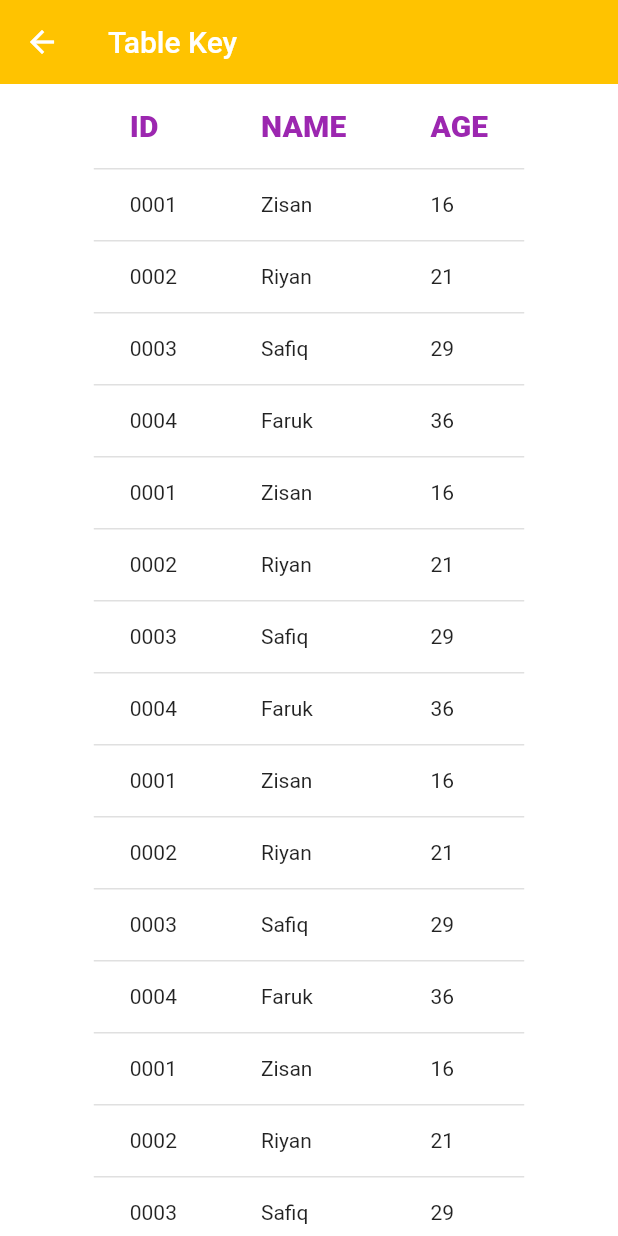
After one commit to reaperizy/chatbot_beras, a Flutter app: the screen it shows after launch, after a tap on "CHATBOT KEY", on a phone screen of 412 x 824 dp. The commit adds this screen. Run offline on Flutter 3.47's test engine with Material 2 defaults, Android fonts, the phone set to English and light mode, and no system bars; our stand-ins replace bubble, flutter_svg, google_fonts, lottie; missing offline and left inert: dialogflow_flutter; network calls fail.

Commit message:
menambahkan table key untuk chatbot

```diff
--- a/lib/components/login_signup_btn.dart
+++ b/lib/components/login_signup_btn.dart
@@ -2,6 +2,7 @@ import 'package:flutter/material.dart';
 import 'package:chatbot_beras/common/constant.dart';
 import 'package:chatbot_beras/screen/chatbot.dart';
 import 'package:chatbot_beras/screen/aboutme.dart';
+import 'package:chatbot_beras/screen/tablekey.dart';
 
 class LoginAndSignupBtn extends StatelessWidget {
   const LoginAndSignupBtn({
@@ -37,7 +38,7 @@ class LoginAndSignupBtn extends StatelessWidget {
               context,
               MaterialPageRoute(
                 builder: (context) {
-                  return const AboutPage();
+                  return const TableChatBotKey();
                 },
               ),
             );
@@ -45,8 +46,27 @@ class LoginAndSignupBtn extends StatelessWidget {
           style: ElevatedButton.styleFrom(
               primary: kPrimaryLightColor, elevation: 0),
           child: Text(
-            "About Me".toUpperCase(),
+            "Chatbot Key".toUpperCase(),
             style: const TextStyle(color: Colors.black),
+          ),
+        ),
+        const SizedBox(height: 16),
+        Hero(
+          tag: "login_btn",
+          child: ElevatedButton(
+            onPressed: () {
+              Navigator.push(
+                context,
+                MaterialPageRoute(
+                  builder: (context) {
+                    return const AboutPage();
+                  },
+                ),
+              );
+            },
+            child: Text(
+              "About Me".toUpperCase(),
+            ),
           ),
         ),
       ],
--- /dev/null
+++ b/lib/screen/tablekey.dart
@@ -0,0 +1,321 @@
+import 'package:flutter/material.dart';
+import 'package:chatbot_beras/common/constant.dart';
+
+class TableChatBotKey extends StatelessWidget {
+  const TableChatBotKey({Key? key}) : super(key: key);
+
+  @override
+  Widget build(BuildContext context) {
+    return Scaffold(
+      appBar: AppBar(
+        title: const Text('Table Key'),
+        backgroundColor: kPrimaryColor,
+        elevation: 0,
+      ),
+      body: Center(
+        child: DataTable(
+                  columns: const [
+                    DataColumn(
+                      label: Text('ID',
+                      style: TextStyle(
+                        fontSize: 20,
+                        fontWeight: FontWeight.w800,
+                        color: Colors.purple
+                      ),)
+                    ),
+                    DataColumn(
+                        label: Text('NAME',
+                          style: TextStyle(
+                              fontSize: 20,
+                              fontWeight: FontWeight.w800,
+                              color: Colors.purple
+                          ),)
+                    ),
+                    DataColumn(
+                        label: Text('AGE',
+                          style: TextStyle(
+                              fontSize: 20,
+                              fontWeight: FontWeight.w800,
+                              color: Colors.purple
+                          ),)
+                    ),
+                  ],
+                  rows: const [
+                    DataRow(cells: [
+                      DataCell(
+                        Text(
+                          '0001'
+                        )
+                      ),
+                      DataCell(
+                          Text(
+                              'Zisan'
+                          )
+                      ),
+                      DataCell(
+                          Text(
+                              '16'
+                          )
+                      ),
+                    ]),
+                    DataRow(cells: [
+                      DataCell(
+                          Text(
+                              '0002'
+                          )
+                      ),
+                      DataCell(
+                          Text(
+                              'Riyan'
+                          )
+                      ),
+                      DataCell(
+                          Text(
+                              '21'
+                          )
+                      ),
+                    ]),
+                    DataRow(cells: [
+                      DataCell(
+                          Text(
+                              '0003'
+                          )
+                      ),
+                      DataCell(
+                          Text(
+                              'Safiq'
+                          )
+                      ),
+                      DataCell(
+                          Text(
+                              '29'
+                          )
+                      ),
+                    ]),
+                    DataRow(cells: [
+                      DataCell(
+                          Text(
+                              '0004'
+                          )
+                      ),
+                      DataCell(
+                          Text(
+                              'Faruk'
+                          )
+                      ),
+                      DataCell(
+                          Text(
+                              '36'
+                          )
+                      ),
+                    ]),
+                    DataRow(cells: [
+                      DataCell(
+                          Text(
+                              '0001'
+                          )
+                      ),
+                      DataCell(
+                          Text(
+                              'Zisan'
+                          )
+                      ),
+                      DataCell(
+                          Text(
+                              '16'
+                          )
+                      ),
+                    ]),
+                    DataRow(cells: [
+                      DataCell(
+                          Text(
+                              '0002'
+                          )
+                      ),
+                      DataCell(
+                          Text(
+                              'Riyan'
+                          )
+                      ),
+                      DataCell(
+                          Text(
+                              '21'
+                          )
+                      ),
+                    ]),
+                    DataRow(cells: [
+                      DataCell(
+                          Text(
+                              '0003'
+                          )
+                      ),
+                      DataCell(
+                          Text(
+                              'Safiq'
+                          )
+                      ),
+                      DataCell(
+                          Text(
+                              '29'
+                          )
+                      ),
+                    ]),
+                    DataRow(cells: [
+                      DataCell(
+                          Text(
+                              '0004'
+                          )
+                      ),
+                      DataCell(
+                          Text(
+                              'Faruk'
+                          )
+                      ),
+                      DataCell(
+                          Text(
+                              '36'
+                          )
+                      ),
+                    ]),
+                    DataRow(cells: [
+                      DataCell(
+                          Text(
+                              '0001'
+                          )
+                      ),
+                      DataCell(
+                          Text(
+                              'Zisan'
+                          )
+                      ),
+                      DataCell(
+                          Text(
+                              '16'
+                          )
+                      ),
+                    ]),
+                    DataRow(cells: [
+                      DataCell(
+                          Text(
+                              '0002'
+                          )
+                      ),
+                      DataCell(
+                          Text(
+                              'Riyan'
+                          )
+                      ),
+                      DataCell(
+                          Text(
+                              '21'
+                          )
+                      ),
+                    ]),
+                    DataRow(cells: [
+                      DataCell(
+                          Text(
+                              '0003'
+                          )
+                      ),
+                      DataCell(
+                          Text(
+                              'Safiq'
+                          )
+                      ),
+                      DataCell(
+                          Text(
+                              '29'
+                          )
+                      ),
+                    ]),
+                    DataRow(cells: [
+                      DataCell(
+                          Text(
+                              '0004'
+                          )
+                      ),
+                      DataCell(
+                          Text(
+                              'Faruk'
+                          )
+                      ),
+                      DataCell(
+                          Text(
+                              '36'
+                          )
+                      ),
+                    ]),
+                    DataRow(cells: [
+                      DataCell(
+                          Text(
+                              '0001'
+                          )
+                      ),
+                      DataCell(
+                          Text(
+                              'Zisan'
+                          )
+                      ),
+                      DataCell(
+                          Text(
+                              '16'
+                          )
+                      ),
+                    ]),
+                    DataRow(cells: [
+                      DataCell(
+                          Text(
+                              '0002'
+                          )
+                      ),
+                      DataCell(
+                          Text(
+                              'Riyan'
+                          )
+                      ),
+                      DataCell(
+                          Text(
+                              '21'
+                          )
+                      ),
+                    ]),
+                    DataRow(cells: [
+                      DataCell(
+                          Text(
+                              '0003'
+                          )
+                      ),
+                      DataCell(
+                          Text(
+                              'Safiq'
+                          )
+                      ),
+                      DataCell(
+                          Text(
+                              '29'
+                          )
+                      ),
+                    ]),
+                    DataRow(cells: [
+                      DataCell(
+                          Text(
+                              '0004'
+                          )
+                      ),
+                      DataCell(
+                          Text(
+                              'Faruk'
+                          )
+                      ),
+                      DataCell(
+                          Text(
+                              '36'
+                          )
+                      ),
+                    ]),
+
+                  ])
+      ),
+    );
+  }
+}
```
